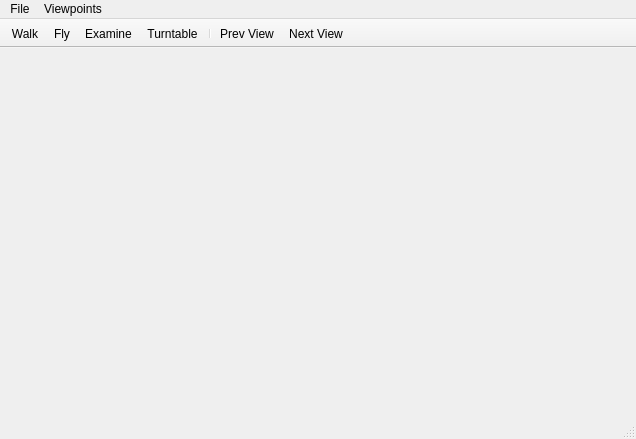
castle-engine/castle-engine, file examples/library/qt_library_tester/mainwindow.ui: the form before one commit.
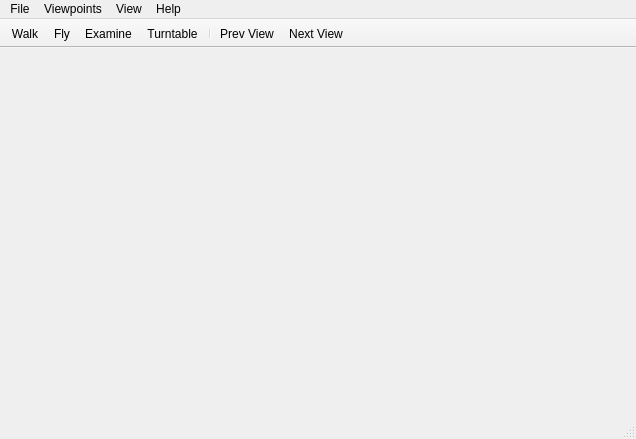
The form after the commit.

Patch:
```diff
--- a/examples/library/qt_library_tester/mainwindow.ui
+++ b/examples/library/qt_library_tester/mainwindow.ui
@@ -36,8 +36,25 @@
      <string>Viewpoints</string>
     </property>
    </widget>
+   <widget class="QMenu" name="menuHelp">
+    <property name="title">
+     <string>Help</string>
+    </property>
+    <addaction name="actionOpenGL_Information"/>
+    <addaction name="actionShow_Log"/>
+   </widget>
+   <widget class="QMenu" name="menuView">
+    <property name="title">
+     <string>View</string>
+    </property>
+    <addaction name="actionSSAO"/>
+    <addaction name="actionHead_Bobbing"/>
+    <addaction name="actionMouse_Look"/>
+   </widget>
    <addaction name="menuFile"/>
    <addaction name="menuViewpoints"/>
+   <addaction name="menuView"/>
+   <addaction name="menuHelp"/>
   </widget>
   <widget class="QToolBar" name="mainToolBar">
    <property name="movable">
```
Left out of the diff: 34 changed lines with no effect on the pictures.
